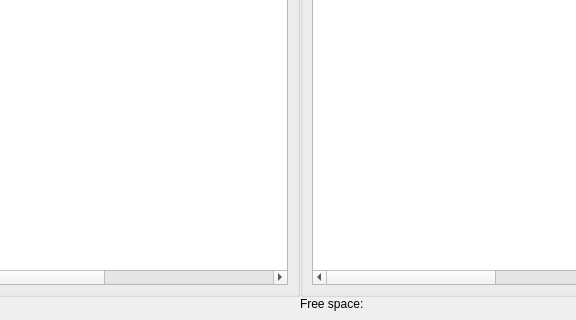
First picture: the form in dialogs/mainwindow.ui, repository Bs0Dd/GRiDISKCOM, before the edit; both pictures show x 100 to 676 and y 280 to 600 of the 800 by 600 pixel window.
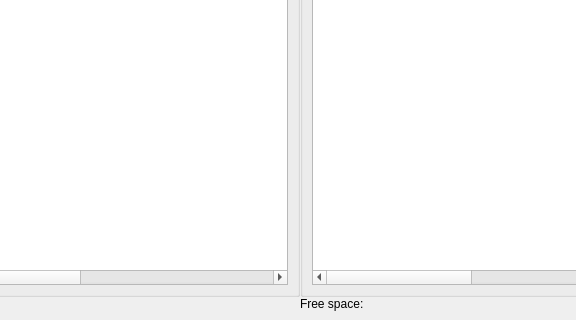
Second picture: the form after the edit. Icons and pictures are not drawn.

Commit message: Added "Expires" date field

The edit to the form file:
```diff
--- a/dialogs/mainwindow.ui
+++ b/dialogs/mainwindow.ui
@@ -330,6 +330,17 @@
                  </font>
                 </property>
                </column>
+               <column>
+                <property name="text">
+                 <string>Expires</string>
+                </property>
+                <property name="font">
+                 <font>
+                  <weight>75</weight>
+                  <bold>true</bold>
+                 </font>
+                </property>
+               </column>
               </widget>
              </item>
             </layout>
@@ -454,6 +465,17 @@
                  </font>
                 </property>
                </column>
+               <column>
+                <property name="text">
+                 <string>Expires</string>
+                </property>
+                <property name="font">
+                 <font>
+                  <weight>75</weight>
+                  <bold>true</bold>
+                 </font>
+                </property>
+               </column>
               </widget>
              </item>
             </layout>
```
Left out of the diff: 2 changed lines with no effect on the pictures. The commit also changes 1 other file.
